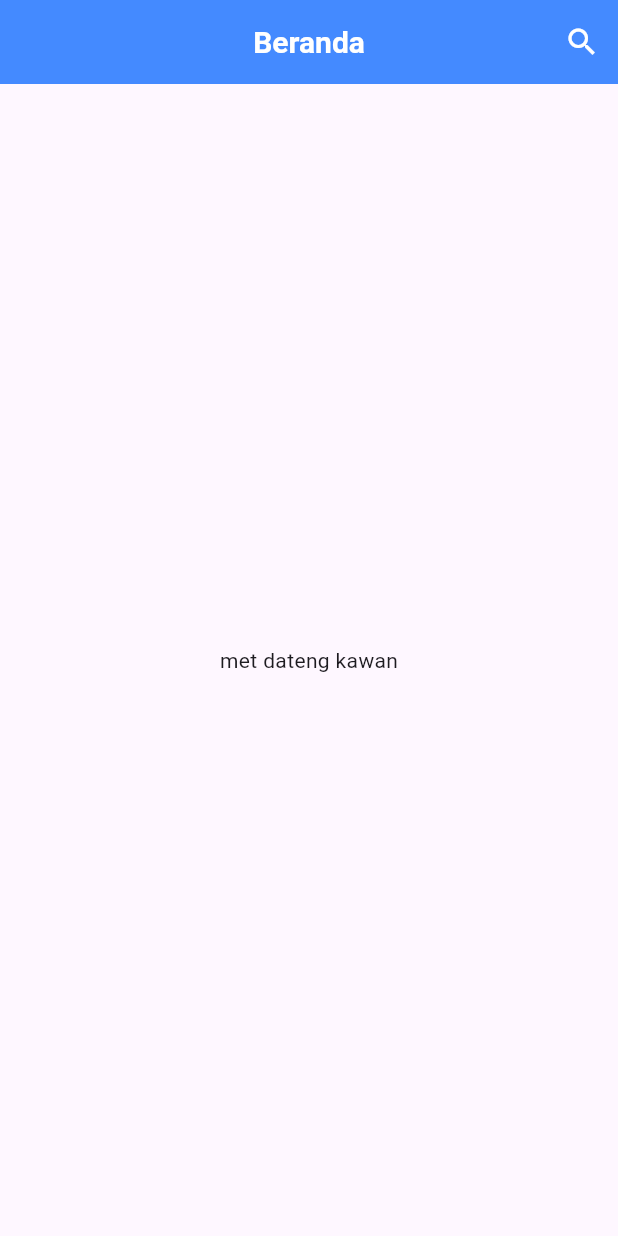
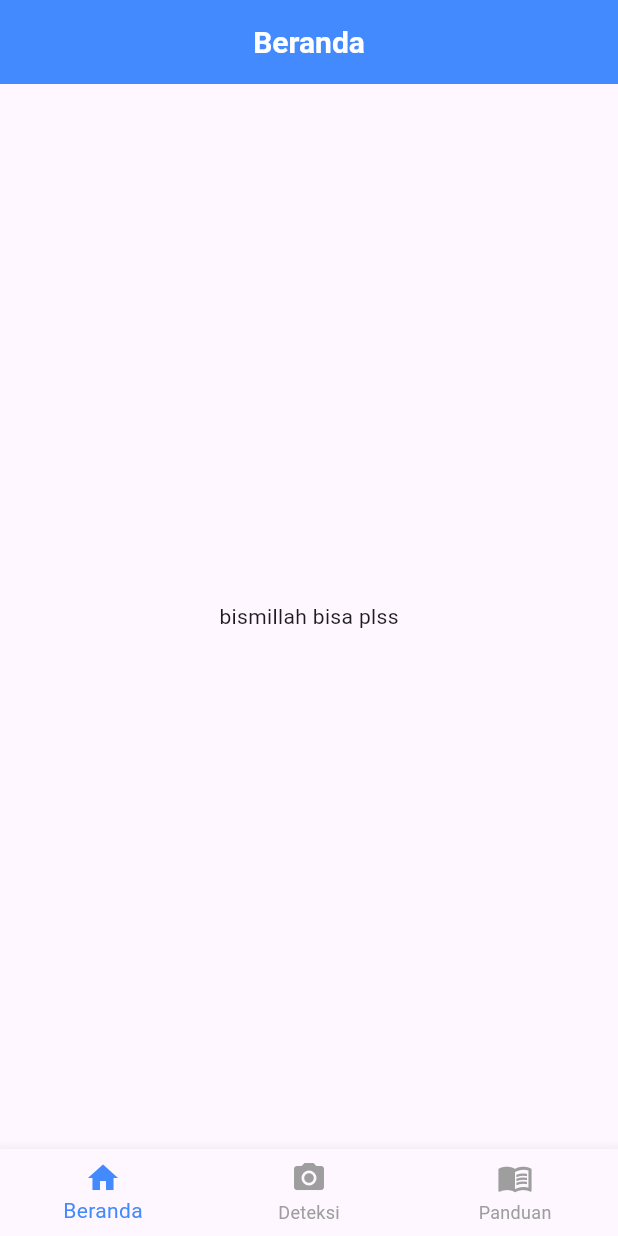
Before and after one commit to KhalimahMusaadah/Fish_Freshness, a Flutter app: the screen it shows after launch, on a phone screen of 412 x 824 dp. Run offline on Flutter 3.47's test engine with Material 3 defaults, Android fonts, the phone set to English and light mode, and no system bars.

Commit message:
add BottomBar & edit SplashScreen, HomePage

```diff
--- a/lib/screens/HomePage.dart
+++ b/lib/screens/HomePage.dart
@@ -1,26 +1,64 @@
 import 'package:flutter/material.dart';
 import '../widgets/MyAppBar.dart';
+import '../widgets/PersistentBottomBar.dart';
 
-class HomePage extends StatelessWidget{
+class HomePage extends StatefulWidget{
+  @override
+  _HomePageState createState() => _HomePageState();
+}
+
+class _HomePageState extends State<HomePage>{
+  int _currentIndex = 0;
+
+  //daftar halaman
+  final List<Widget> _pages = [
+    _HomeContent(), //untuk halaman home, berarti bikin class _HomeContent
+    PlaceholderWidget(title: 'Deteksi'),
+    PlaceholderWidget(title: 'Panduan'),
+  ];
+
   @override
   Widget build(BuildContext context){
     return Scaffold(
       appBar: MyAppBar(
         title: 'Beranda',
-        actions: [
-          IconButton(
-            icon: const Icon(
-              Icons.search, color: Colors.white
-            ),
-            onPressed: (){
-
-            },
-          ),
-        ],
       ),
-      body: const Center(
-        child: Text('met dateng kawan'),
+      body: _pages[_currentIndex],
+      bottomNavigationBar: PersistentBottomBar(
+        currentIndex:  _currentIndex,
+        onTap: (index){
+          setState((){
+            _currentIndex = index;
+          });
+        },
       ),
     );
   }
 }
+
+//class _homeContent
+class _HomeContent extends StatelessWidget{
+  @override
+  Widget build(BuildContext context){
+    return const Center(
+      child: Text('bismillah bisa plss'),
+    );
+  }
+}
+
+//widget sementara buat halaman lain
+class PlaceholderWidget extends StatelessWidget{
+  final String title;
+
+  const PlaceholderWidget({
+    super.key,
+    required this.title
+  });
+
+  @override
+  Widget build(BuildContext context){
+    return Center(
+      child: Text('halaman $title dibuat nanti'),
+    );
+  }
+}
--- a/lib/screens/SplashScreen.dart
+++ b/lib/screens/SplashScreen.dart
@@ -27,10 +27,10 @@ class _SplashScreenState extends State<SplashScreen> {
         child: Column(
           mainAxisAlignment: MainAxisAlignment.center,
           children: [
-            // Logo with error handling
+            // error handling logo
             _buildLogo(),
             SizedBox(height: 20),
-            // Loading indicator with custom color
+            // loading indicator
             CircularProgressIndicator(
               valueColor: AlwaysStoppedAnimation<Color>(Colors.blueAccent),
               strokeWidth: 3,
--- /dev/null
+++ b/lib/widgets/PersistentBottomBar.dart
@@ -0,0 +1,38 @@
+import 'package:flutter/material.dart';
+
+class PersistentBottomBar extends StatelessWidget{
+  final int currentIndex;
+  final Function(int) onTap;
+
+  const PersistentBottomBar({
+    super.key,
+    required this.currentIndex,
+    required this.onTap
+  });
+
+  @override
+  Widget build(BuildContext context){
+    return BottomNavigationBar(
+      currentIndex: currentIndex,
+      onTap: onTap,
+      items: const[
+        BottomNavigationBarItem(
+          icon: Icon(Icons.home),
+          label: 'Beranda',
+        ),
+        BottomNavigationBarItem(
+          icon: Icon(Icons.camera_alt),
+          label: 'Deteksi',
+        ),
+        BottomNavigationBarItem(
+          icon: Icon(Icons.menu_book),
+          label: 'Panduan',
+        ),
+      ],
+      selectedItemColor: Colors.blueAccent,
+      unselectedItemColor: Colors.grey,
+      showUnselectedLabels: true,
+      type: BottomNavigationBarType.fixed,
+    );
+  }
+}
```
